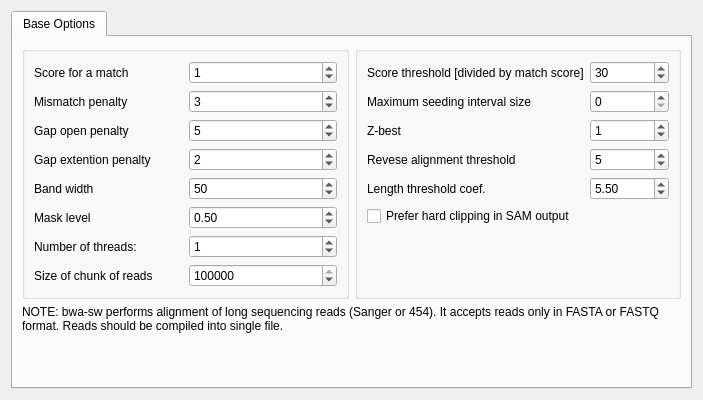
Qt form src/plugins/external_tool_support/src/ui/BwaSwSettings.ui (violethaze74/ugene) before a commit.
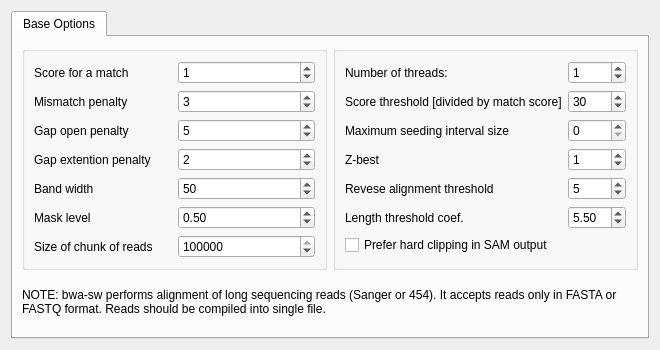
The same form after that commit.

```diff
--- a/src/plugins/external_tool_support/src/ui/BwaSwSettings.ui
+++ b/src/plugins/external_tool_support/src/ui/BwaSwSettings.ui
@@ -6,14 +6,14 @@
    <rect>
     <x>0</x>
     <y>0</y>
-    <width>703</width>
-    <height>400</height>
+    <width>660</width>
+    <height>350</height>
    </rect>
   </property>
   <property name="minimumSize">
    <size>
-    <width>600</width>
-    <height>261</height>
+    <width>660</width>
+    <height>350</height>
    </size>
   </property>
   <property name="windowTitle">
@@ -33,6 +33,42 @@
        <item row="0" column="1">
         <widget class="QGroupBox" name="groupBox">
          <layout class="QGridLayout" name="gridLayout_3">
+          <item row="3" column="1">
+           <widget class="QSpinBox" name="seedingIntervalSizeSpinbox"/>
+          </item>
+          <item row="10" column="1">
+           <widget class="QDoubleSpinBox" name="doubleSpinBox">
+            <property name="singleStep">
+             <double>0.500000000000000</double>
+            </property>
+            <property name="value">
+             <double>5.500000000000000</double>
+            </property>
+           </widget>
+          </item>
+          <item row="0" column="0">
+           <widget class="QLabel" name="label_2">
+            <property name="layoutDirection">
+             <enum>Qt::LeftToRight</enum>
+            </property>
+            <property name="text">
+             <string>Number of threads:</string>
+            </property>
+            <property name="alignment">
+             <set>Qt::AlignLeading|Qt::AlignLeft|Qt::AlignVCenter</set>
+            </property>
+            <property name="margin">
+             <number>5</number>
+            </property>
+           </widget>
+          </item>
+          <item row="0" column="1">
+           <widget class="QSpinBox" name="numThreadsSpinbox">
+            <property name="value">
+             <number>1</number>
+            </property>
+           </widget>
+          </item>
           <item row="8" column="0">
            <widget class="QLabel" name="label_44">
             <property name="layoutDirection">
@@ -49,19 +85,6 @@
             </property>
            </widget>
           </item>
-          <item row="12" column="0">
-           <spacer name="verticalSpacer_3">
-            <property name="orientation">
-             <enum>Qt::Vertical</enum>
-            </property>
-            <property name="sizeHint" stdset="0">
-             <size>
-              <width>20</width>
-              <height>40</height>
-             </size>
-            </property>
-           </spacer>
-          </item>
           <item row="7" column="0">
            <widget class="QLabel" name="label_38">
             <property name="layoutDirection">
@@ -154,19 +177,6 @@
             </property>
            </widget>
           </item>
-          <item row="3" column="1">
-           <widget class="QSpinBox" name="seedingIntervalSizeSpinbox"/>
-          </item>
-          <item row="10" column="1">
-           <widget class="QDoubleSpinBox" name="doubleSpinBox">
-            <property name="singleStep">
-             <double>0.500000000000000</double>
-            </property>
-            <property name="value">
-             <double>5.500000000000000</double>
-            </property>
-           </widget>
-          </item>
          </layout>
         </widget>
        </item>
@@ -314,29 +324,6 @@
             </property>
            </widget>
           </item>
-          <item row="10" column="0">
-           <widget class="QLabel" name="label_2">
-            <property name="layoutDirection">
-             <enum>Qt::LeftToRight</enum>
-            </property>
-            <property name="text">
-             <string>Number of threads:</string>
-            </property>
-            <property name="alignment">
-             <set>Qt::AlignLeading|Qt::AlignLeft|Qt::AlignVCenter</set>
-            </property>
-            <property name="margin">
-             <number>5</number>
-            </property>
-           </widget>
-          </item>
-          <item row="10" column="1">
-           <widget class="QSpinBox" name="numThreadsSpinbox">
-            <property name="value">
-             <number>1</number>
-            </property>
-           </widget>
-          </item>
           <item row="11" column="0">
            <widget class="QLabel" name="label_39">
             <property name="layoutDirection">
@@ -372,19 +359,6 @@
          </layout>
         </widget>
        </item>
-       <item row="2" column="0">
-        <spacer name="verticalSpacer">
-         <property name="orientation">
-          <enum>Qt::Vertical</enum>
-         </property>
-         <property name="sizeHint" stdset="0">
-          <size>
-           <width>20</width>
-           <height>40</height>
-          </size>
-         </property>
-        </spacer>
-       </item>
        <item row="1" column="0" colspan="2">
         <widget class="QLabel" name="label">
          <property name="text">
```
